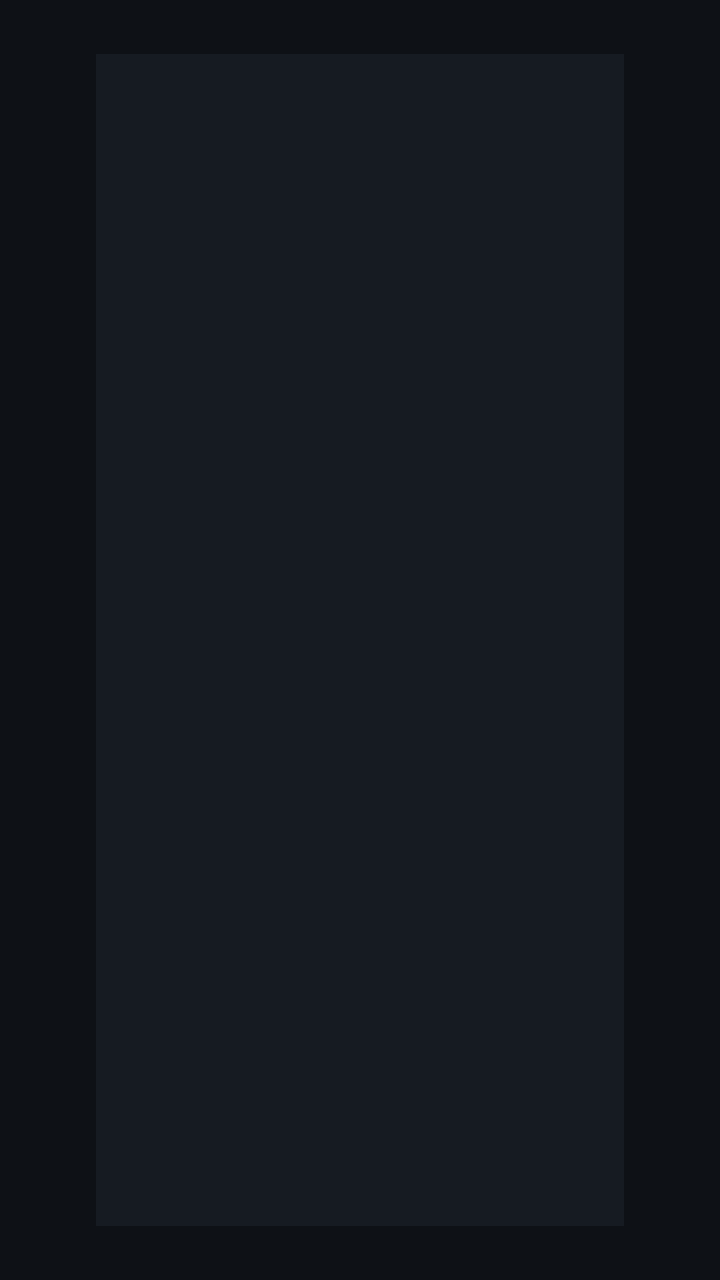
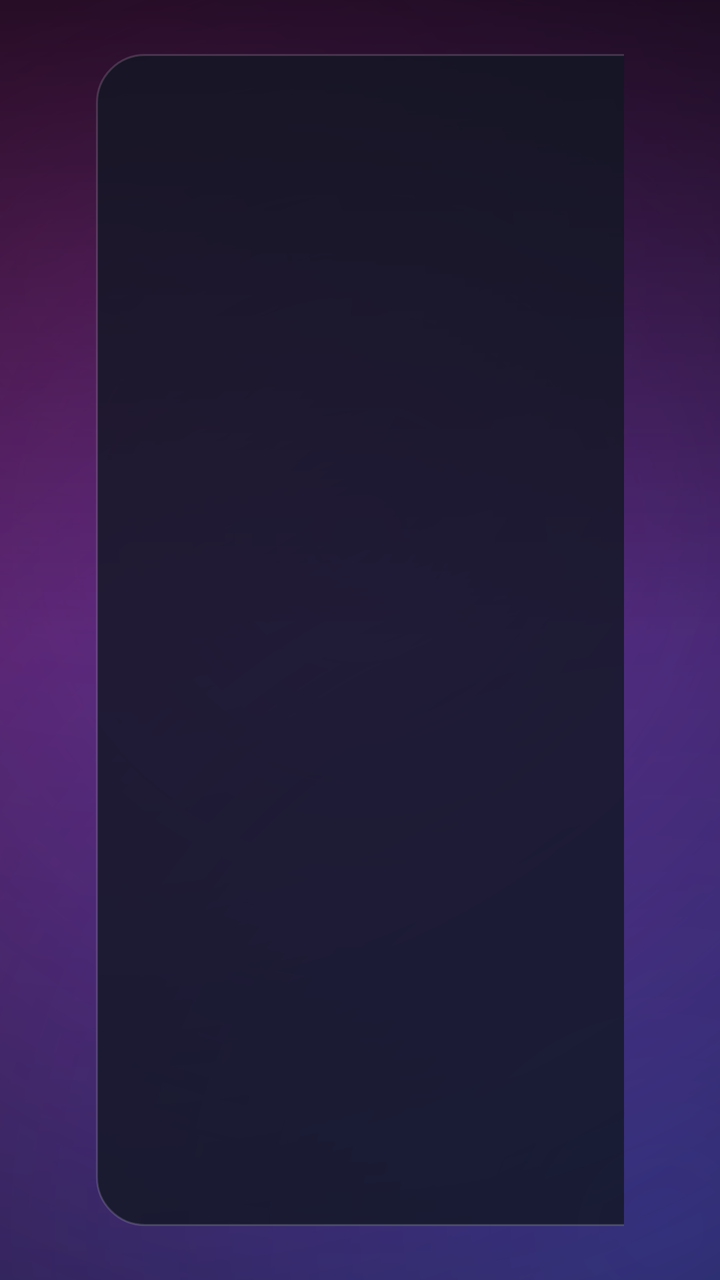

Compare the two renders of this Android layout. The source of the first and the diff that turns it into the second are given below.
<!-- AndroidManifest.xml: application theme Theme.IptvPlayer -->
<!-- res/layout/activity_series_detail.xml -->
<?xml version="1.0" encoding="utf-8"?>
<androidx.constraintlayout.widget.ConstraintLayout
    xmlns:android="http://schemas.android.com/apk/res/android"
    xmlns:app="http://schemas.android.com/apk/res-auto"
    android:layout_width="match_parent"
    android:layout_height="match_parent"
    android:background="@color/bg_root"
    android:paddingHorizontal="@dimen/safe_area_h"
    android:paddingVertical="@dimen/safe_area_v">

    
    <LinearLayout
        android:id="@+id/infoPanel"
        android:layout_width="@dimen/info_width"
        android:layout_height="0dp"
        android:orientation="vertical"
        android:background="@drawable/bg_panel"
        android:padding="@dimen/space_m"
        app:layout_constraintStart_toStartOf="parent"
        app:layout_constraintTop_toTopOf="parent"
        app:layout_constraintBottom_toBottomOf="parent">

        <ImageView
            android:id="@+id/detailPoster"
            android:layout_width="@dimen/poster_width"
            android:layout_height="@dimen/poster_height"
            android:layout_gravity="center_horizontal"
            android:scaleType="centerCrop"
            android:contentDescription="@string/nav_series" />

        <TextView
            android:id="@+id/detailTitle"
            android:layout_width="match_parent"
            android:layout_height="wrap_content"
            android:layout_marginTop="@dimen/space_m"
            android:textColor="@color/text_primary"
            android:textSize="@dimen/text_title"
            android:textStyle="bold"
            android:maxLines="3"
            android:ellipsize="end" />

        <TextView
            android:id="@+id/detailMeta"
            android:layout_width="match_parent"
            android:layout_height="wrap_content"
            android:layout_marginTop="@dimen/space_s"
            android:textColor="@color/text_secondary"
            android:textSize="@dimen/text_caption" />

        <TextView
            android:id="@+id/detailPlot"
            android:layout_width="match_parent"
            android:layout_height="wrap_content"
            android:layout_marginTop="@dimen/space_m"
            android:textColor="@color/text_primary"
            android:textSize="@dimen/text_caption" />
    </LinearLayout>

    
    <LinearLayout
        android:id="@+id/episodePanel"
        android:layout_width="0dp"
        android:layout_height="0dp"
        android:orientation="vertical"
        android:layout_marginStart="@dimen/space_m"
        app:layout_constraintStart_toEndOf="@id/infoPanel"
        app:layout_constraintEnd_toEndOf="parent"
        app:layout_constraintTop_toTopOf="parent"
        app:layout_constraintBottom_toBottomOf="parent">

        <HorizontalScrollView
            android:layout_width="match_parent"
            android:layout_height="wrap_content"
            android:scrollbars="none">

            <androidx.recyclerview.widget.RecyclerView
                android:id="@+id/seasonList"
                android:layout_width="wrap_content"
                android:layout_height="wrap_content"
                android:clipToPadding="false" />
        </HorizontalScrollView>

        <FrameLayout
            android:layout_width="match_parent"
            android:layout_height="0dp"
            android:layout_weight="1"
            android:layout_marginTop="@dimen/space_s">

            <androidx.recyclerview.widget.RecyclerView
                android:id="@+id/episodeList"
                android:layout_width="match_parent"
                android:layout_height="match_parent"
                android:clipToPadding="false" />

            <ProgressBar
                android:id="@+id/loading"
                android:layout_width="wrap_content"
                android:layout_height="wrap_content"
                android:layout_gravity="center"
                android:visibility="gone" />

            <TextView
                android:id="@+id/emptyState"
                android:layout_width="wrap_content"
                android:layout_height="wrap_content"
                android:layout_gravity="center"
                android:text="@string/empty_channels"
                android:textColor="@color/text_secondary"
                android:textSize="@dimen/text_body"
                android:visibility="gone" />
        </FrameLayout>
    </LinearLayout>
</androidx.constraintlayout.widget.ConstraintLayout>
<!-- resources referenced by this layout -->
<resources>
  <color name="bg_root">#0E1116</color>
  <color name="text_primary">#F5F7FA</color>
  <color name="text_secondary">#9AA7B4</color>
  <dimen name="info_width">340dp</dimen>
  <dimen name="poster_height">225dp</dimen>
  <dimen name="poster_width">150dp</dimen>
  <dimen name="safe_area_h">48dp</dimen>
  <dimen name="safe_area_v">27dp</dimen>
  <dimen name="space_m">16dp</dimen>
  <dimen name="space_s">8dp</dimen>
  <dimen name="text_body">20sp</dimen>
  <dimen name="text_caption">16sp</dimen>
  <dimen name="text_title">28sp</dimen>
  <!-- drawable bg_panel (drawable) -->
  <?xml version="1.0" encoding="utf-8"?>
  <shape xmlns:android="http://schemas.android.com/apk/res/android" android:shape="rectangle">
      <solid android:color="@color/bg_panel" />
  </shape>
  <string name="empty_channels">Nothing here yet.</string>
  <string name="nav_series">Series</string>
  <style name="Theme.IptvPlayer" parent="Theme.AppCompat.NoActionBar">
          <item name="colorPrimary">@color/accent</item>
          <item name="colorPrimaryDark">@color/bg_root</item>
          <item name="colorAccent">@color/accent</item>
          <item name="android:windowBackground">@color/bg_root</item>
          <item name="android:statusBarColor" tools:targetApi="lollipop">@color/bg_root</item>
          <item name="android:windowFullscreen">true</item>
          <item name="android:textColorPrimary">@color/text_primary</item>
          <item name="android:textColorSecondary">@color/text_secondary</item>
      </style>
  <color name="bg_panel">#161B22</color>
  <color name="accent">#3DA9FC</color>
</resources>

<!-- the commit's change to res/layout/activity_series_detail.xml (unified diff, before → after) -->
@@ -4,7 +4,7 @@
     xmlns:app="http://schemas.android.com/apk/res-auto"
     android:layout_width="match_parent"
     android:layout_height="match_parent"
-    android:background="@color/bg_root"
+    android:background="@drawable/bg_login_aurora"
     android:paddingHorizontal="@dimen/safe_area_h"
     android:paddingVertical="@dimen/safe_area_v">
 
@@ -14,7 +14,7 @@
         android:layout_width="@dimen/info_width"
         android:layout_height="0dp"
         android:orientation="vertical"
-        android:background="@drawable/bg_panel"
+        android:background="@drawable/bg_glass_card"
         android:padding="@dimen/space_m"
         app:layout_constraintStart_toStartOf="parent"
         app:layout_constraintTop_toTopOf="parent"
@@ -53,7 +53,8 @@
             android:layout_height="wrap_content"
             android:layout_marginTop="@dimen/space_m"
             android:textColor="@color/text_primary"
-            android:textSize="@dimen/text_caption" />
+            android:textSize="@dimen/text_caption"
+            android:lineSpacingMultiplier="1.2" />
     </LinearLayout>
 
     
@@ -63,6 +64,8 @@
         android:layout_height="0dp"
         android:orientation="vertical"
         android:layout_marginStart="@dimen/space_m"
+        android:background="@drawable/bg_glass_card"
+        android:padding="@dimen/space_m"
         app:layout_constraintStart_toEndOf="@id/infoPanel"
         app:layout_constraintEnd_toEndOf="parent"
         app:layout_constraintTop_toTopOf="parent"
@@ -84,7 +87,7 @@
             android:layout_width="match_parent"
             android:layout_height="0dp"
             android:layout_weight="1"
-            android:layout_marginTop="@dimen/space_s">
+            android:layout_marginTop="@dimen/space_m">
 
             <androidx.recyclerview.widget.RecyclerView
                 android:id="@+id/episodeList"
<!-- resource entries referenced after the edit -->
@@ -13,11 +13,64 @@
   <dimen name="text_body">20sp</dimen>
   <dimen name="text_caption">16sp</dimen>
   <dimen name="text_title">28sp</dimen>
-  <!-- drawable bg_panel (drawable) -->
+  <!-- drawable bg_glass_card (drawable) -->
   <?xml version="1.0" encoding="utf-8"?>
   <shape xmlns:android="http://schemas.android.com/apk/res/android" android:shape="rectangle">
-      <solid android:color="@color/bg_panel" />
+      <solid android:color="@color/glass_card" />
+      <corners android:radius="24dp" />
+      <stroke android:width="1dp" android:color="@color/glass_stroke" />
   </shape>
+  <!-- drawable bg_login_aurora (drawable) -->
+  <?xml version="1.0" encoding="utf-8"?>
+  <layer-list xmlns:android="http://schemas.android.com/apk/res/android">
+      <item>
+          <shape android:shape="rectangle">
+              <solid android:color="@color/brand_cinematic" />
+          </shape>
+      </item>
+      <item>
+          <shape android:shape="rectangle">
+              <gradient
+                  android:type="radial"
+                  android:centerX="0.16"
+                  android:centerY="0.22"
+                  android:gradientRadius="760dp"
+                  android:startColor="#73FF2E9A"
+                  android:endColor="#00FF2E9A" />
+          </shape>
+      </item>
+      <item>
+          <shape android:shape="rectangle">
+              <gradient
+                  android:type="radial"
+                  android:centerX="0.92"
+                  android:centerY="0.96"
+                  android:gradientRadius="860dp"
+                  android:startColor="#5E3A6BFF"
+                  android:endColor="#003A6BFF" />
+          </shape>
+      </item>
+      <item>
+          <shape android:shape="rectangle">
+              <gradient
+                  android:type="radial"
+                  android:centerX="0.5"
+                  android:centerY="0.42"
+                  android:gradientRadius="520dp"
+                  android:startColor="#357B2FF7"
+                  android:endColor="#007B2FF7" />
+          </shape>
+      </item>
+      <item>
+          <shape android:shape="rectangle">
+              <gradient
+                  android:angle="90"
+                  android:startColor="#00000000"
+                  android:centerColor="#00000000"
+                  android:endColor="#99000000" />
+          </shape>
+      </item>
+  </layer-list>
   <string name="empty_channels">Nothing here yet.</string>
   <string name="nav_series">Series</string>
   <style name="Theme.IptvPlayer" parent="Theme.AppCompat.NoActionBar">
@@ -30,7 +83,9 @@
           <item name="android:textColorPrimary">@color/text_primary</item>
           <item name="android:textColorSecondary">@color/text_secondary</item>
       </style>
-  <color name="bg_panel">#161B22</color>
+  <color name="glass_card">#CC121723</color>
+  <color name="glass_stroke">#26FFFFFF</color>
+  <color name="brand_cinematic">#07090F</color>
   <color name="accent">#3DA9FC</color>
 </resources>
 
